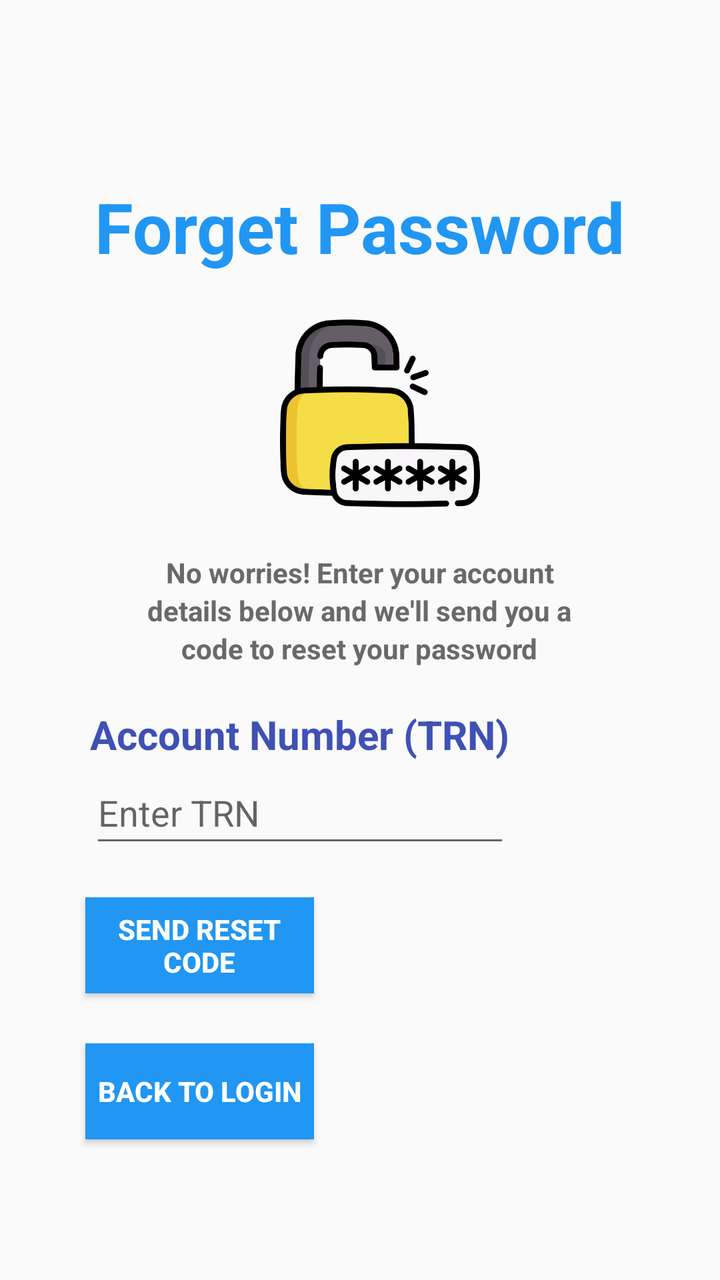
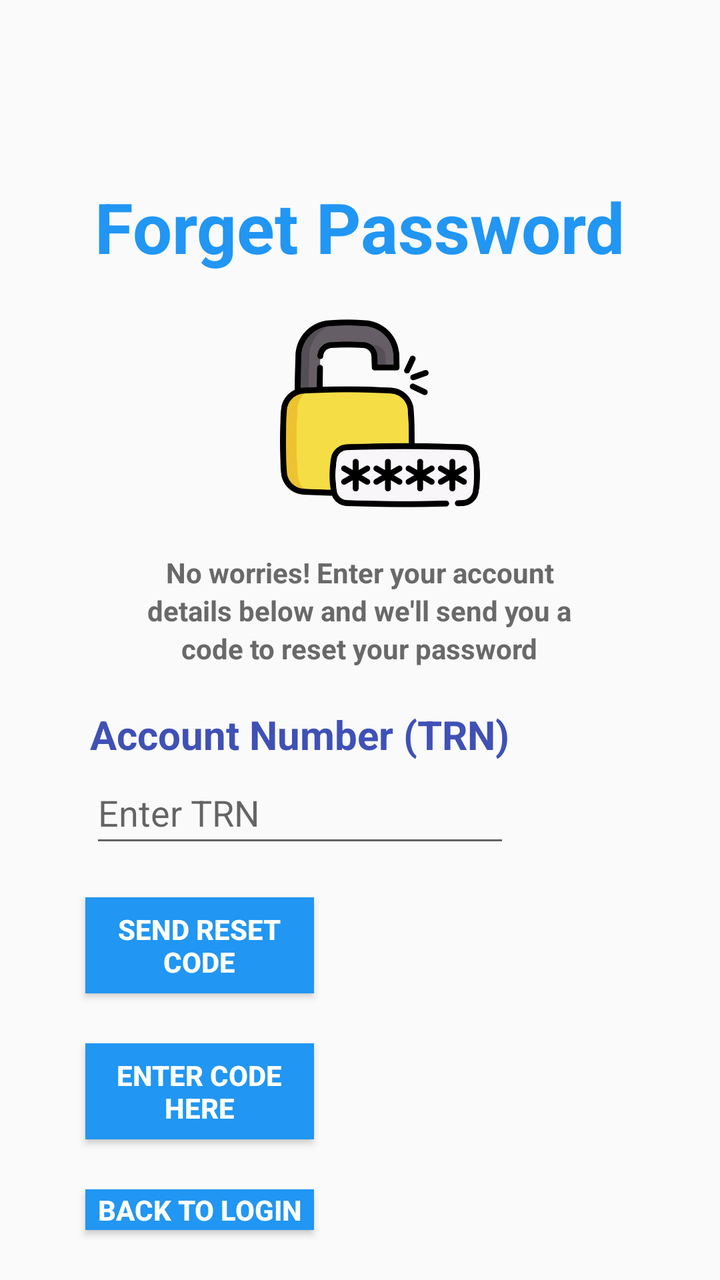

Before-and-after screenshots of an Android layout around one commit, followed by the original layout XML and the change that was made.
<!-- AndroidManifest.xml: application theme Theme.FlowApp -->
<!-- res/layout/forget_pass_page.xml -->
<?xml version="1.0" encoding="utf-8"?>
<LinearLayout xmlns:android="http://schemas.android.com/apk/res/android"
    xmlns:app="http://schemas.android.com/apk/res-auto"
    xmlns:tools="http://schemas.android.com/tools"
    android:orientation="vertical"
    android:layout_width="match_parent"
    android:layout_height="match_parent">

    <TextView
        android:text="@string/forget_password1"
        android:textSize="35sp"
        android:textColor="@color/blue"
        android:textStyle="bold"
        android:id="@+id/FlowName"
        android:layout_gravity="center"
        android:layout_width="wrap_content"
        android:layout_height="wrap_content"
        android:layout_marginTop="90dp"
        android:contentDescription="@null"
        android:layout_marginBottom="20dp"
        />


        <ImageView
            android:id="@+id/unlockIcon"
            android:layout_width="100dp"
            android:layout_height="100dp"
            android:src="@drawable/unlock"
            android:contentDescription="@string/Unlock_Icon"
            android:layout_gravity="center"
            android:layout_marginStart="10dp"
            />

    <TextView
        android:text="@string/sen1"
        android:textSize="14sp"
        android:textColor="@color/dark_gray"
        android:textStyle="bold"
        android:id="@+id/sen1"
        android:layout_gravity="center"
        android:layout_width="wrap_content"
        android:layout_height="wrap_content"
        android:layout_marginTop="20dp"

        />
    <TextView
        android:text="@string/sen2"
        android:textSize="14sp"
        android:textColor="@color/dark_gray"
        android:textStyle="bold"
        android:id="@+id/sen2"
        android:layout_gravity="center"
        android:layout_width="wrap_content"
        android:layout_height="wrap_content"
        />

    <TextView
        android:text="@string/sen3"
        android:textSize="14sp"
        android:textColor="@color/dark_gray"
        android:textStyle="bold"
        android:id="@+id/sen3"
        android:layout_gravity="center"
        android:layout_width="wrap_content"
        android:layout_height="wrap_content"
        />

    <TextView
        android:text="@string/accTrn"
        android:textSize="20sp"
        android:textColor="@color/dark_blue"
        android:textStyle="bold"
        android:id="@+id/accTrn"
        android:layout_gravity="center"
        android:layout_marginEnd="30dp"
        android:layout_width="wrap_content"
        android:layout_height="wrap_content"
        android:layout_marginTop="20dp"
        />

    <EditText
        android:hint="@string/inputTRN"
        android:id="@+id/inputTrn"
        android:layout_width="wrap_content"
        android:layout_height="wrap_content"
        android:layout_gravity="center"
        android:layout_marginEnd="30dp"
        android:ems="10"
        android:autofillHints="username"
        android:inputType="number"
        android:minHeight="48dp"
        android:layout_marginBottom="20dp"
        />

    <Button
        android:text="@string/sendCode"
        android:layout_width="wrap_content"
        android:layout_height="wrap_content"
        android:layout_gravity="center"
        android:layout_marginEnd="80dp"
        android:textColor="@color/white"
        android:textStyle="bold"
        android:id="@+id/sendCodeBtn"
        android:ems="7"
        android:background="@color/blue"
        android:layout_marginBottom="25dp"
        />

    <Button
        android:text="@string/backToLogin"
        android:layout_width="wrap_content"
        android:layout_height="wrap_content"
        android:layout_gravity="center"
        android:layout_marginEnd="80dp"
        android:textColor="@color/white"
        android:textStyle="bold"
        android:id="@+id/backToLoginBtn"
        android:ems="7"
        android:background="@color/blue"
        android:layout_marginBottom="25dp"
        />


</LinearLayout>
<!-- resources referenced by this layout -->
<resources>
  <color name="blue">#2196F3</color>
  <color name="dark_blue">#3F51B5</color>
  <color name="dark_gray">#696969</color>
  <color name="white">#FFFFFFFF</color>
  <!-- drawable unlock: png bitmap (drawable, 31293 bytes) -->
  <string name="Unlock_Icon">Unlock Icon</string>
  <string name="accTrn">Account Number (TRN)</string>
  <string name="backToLogin">Back to Login</string>
  <string name="forget_password1">Forget Password</string>
  <string name="inputTRN">Enter TRN</string>
  <string name="sen1">No worries! Enter your account</string>
  <string name="sen2">details below and we\'ll send you a</string>
  <string name="sen3">code to reset your password</string>
  <string name="sendCode">Send Reset Code</string>
  <style name="Theme.FlowApp" parent="android:Theme.Material.Light.NoActionBar">
          <item name="colorPrimary">@color/dark_blue</item>
          <item name="colorPrimaryVariant">@color/dark_blue</item>
      </style>
</resources>

<!-- the commit's change to res/layout/forget_pass_page.xml (unified diff, before → after) -->
@@ -107,6 +107,20 @@
         />
 
     <Button
+        android:text="@string/enterCode"
+        android:layout_width="wrap_content"
+        android:layout_height="wrap_content"
+        android:layout_gravity="center"
+        android:layout_marginEnd="80dp"
+        android:textColor="@color/white"
+        android:textStyle="bold"
+        android:id="@+id/enterCodeBtn"
+        android:ems="7"
+        android:background="@color/blue"
+        android:layout_marginBottom="25dp"
+        />
+
+    <Button
         android:text="@string/backToLogin"
         android:layout_width="wrap_content"
         android:layout_height="wrap_content"
<!-- resource entries referenced after the edit -->
@@ -8,6 +8,7 @@
   <string name="Unlock_Icon">Unlock Icon</string>
   <string name="accTrn">Account Number (TRN)</string>
   <string name="backToLogin">Back to Login</string>
+  <string name="enterCode">Enter Code Here</string>
   <string name="forget_password1">Forget Password</string>
   <string name="inputTRN">Enter TRN</string>
   <string name="sen1">No worries! Enter your account</string>
